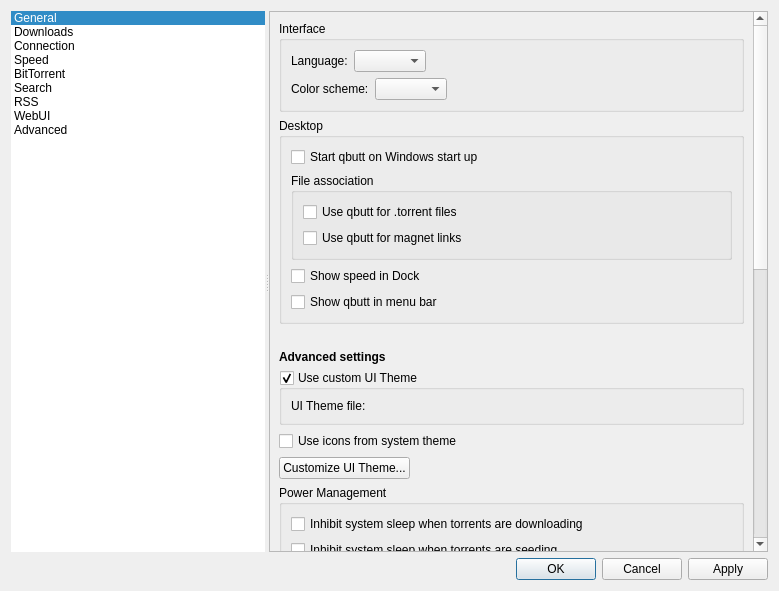
Above: src/gui/optionsdialog.ui from qbutt-org/qbutt before the change. Below: the same form after it.
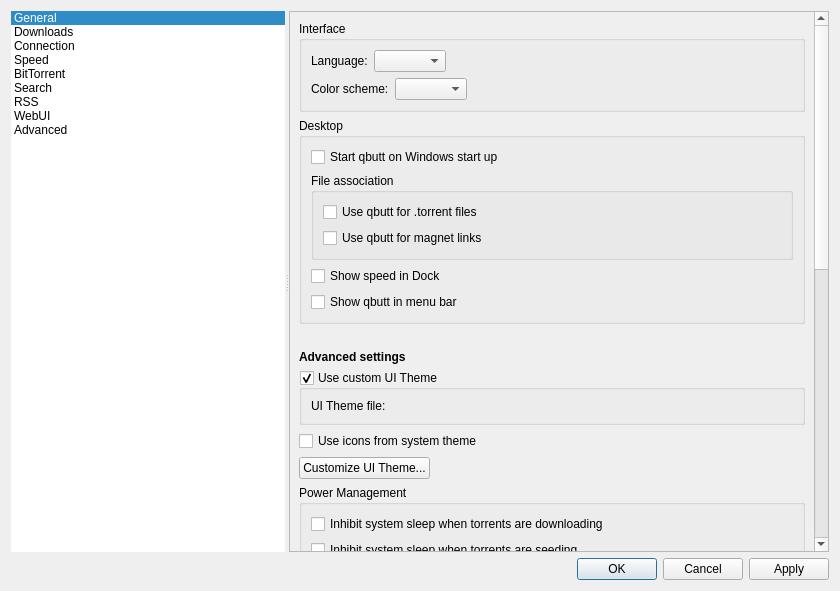
That is the form after the change. Icons and pictures are not drawn. Custom widgets are drawn as their Qt base class.

Commit message: Fit settings pages without horizontal scroll

The edit to the form file:
```diff
--- a/src/gui/optionsdialog.ui
+++ b/src/gui/optionsdialog.ui
@@ -6,10 +6,16 @@
    <rect>
     <x>0</x>
     <y>0</y>
-    <width>779</width>
+    <width>840</width>
     <height>591</height>
    </rect>
   </property>
+  <property name="minimumSize">
+   <size>
+    <width>840</width>
+    <height>0</height>
+   </size>
+  </property>
   <property name="windowTitle">
    <string>Options</string>
   </property>
```
